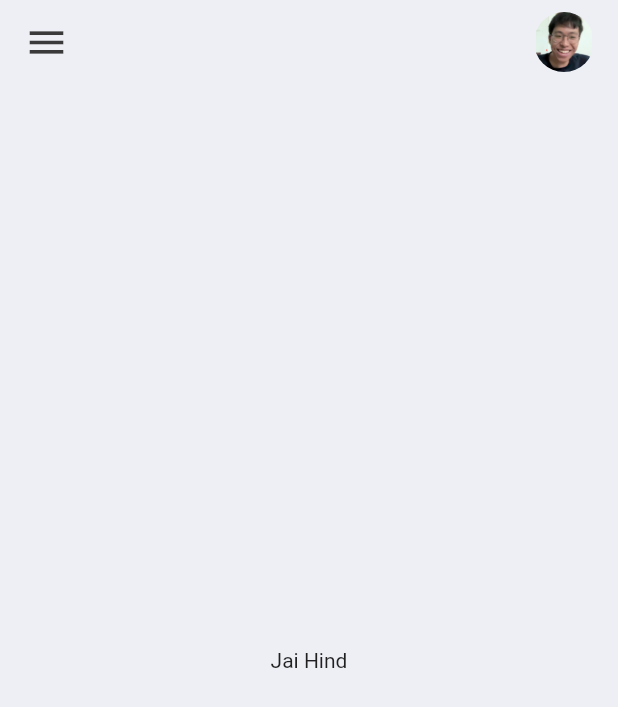
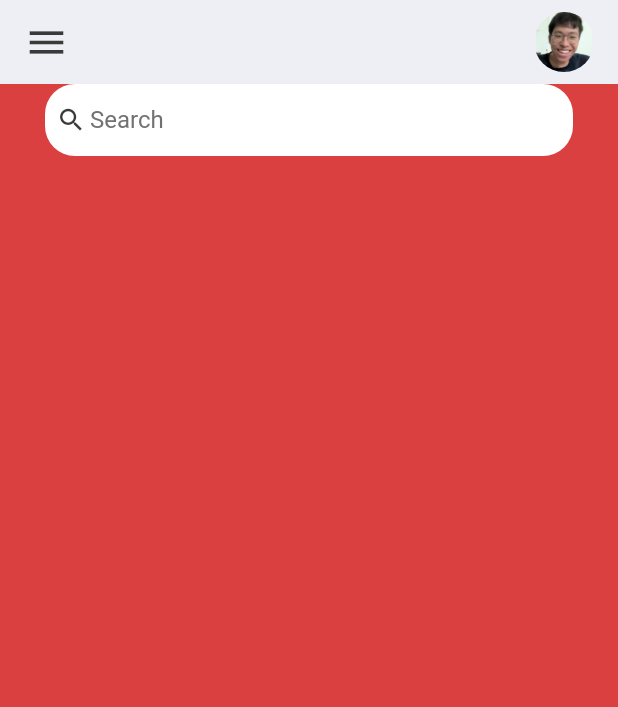
Before and after one commit to Supasek555/todo_app_flutter, a Flutter app: the screen it shows after launch, on a phone screen of 412 x 824 dp. Shown: the top 707 px of the screen. Run offline on Flutter 3.47's test engine with Material 2 defaults, Android fonts, the phone set to English and light mode, and no system bars.

Commit message:
Search Bar

```diff
--- a/lib/screens/home.dart
+++ b/lib/screens/home.dart
@@ -8,9 +8,23 @@ class Home extends StatelessWidget {
   Widget build(BuildContext context) {
     return Scaffold(
       backgroundColor: tdBGColor,
-      appBar: AppBar(
-        title:
-            Row(mainAxisAlignment: MainAxisAlignment.spaceBetween, children: [
+      appBar: _buildAppBar(),
+      body: Container(
+        color: tdRed,
+        padding: EdgeInsets.symmetric(horizontal: 15),
+        child: Column(
+          children: [
+            searchBox(),
+          ],
+        ),
+      ),
+    );
+  }
+}
+
+AppBar _buildAppBar() {
+  return AppBar(
+    title: Row(mainAxisAlignment: MainAxisAlignment.spaceBetween, children: [
       Icon(
         Icons.menu,
         color: tdBlack,
@@ -27,10 +41,32 @@ class Home extends StatelessWidget {
     ]),
     backgroundColor: tdBGColor,
     elevation: 0,
+  );
+}
+
+Widget searchBox() {
+  return Container(
+    margin: EdgeInsets.symmetric(horizontal: 15),
+    padding: EdgeInsets.symmetric(horizontal: 5),
+    decoration: BoxDecoration(
+      color: Colors.white,
+      borderRadius: BorderRadius.circular(20),
     ),
-      body: Center(
-        child: Text("Jai Hind"),
+    child: const TextField(
+      decoration: InputDecoration(
+          contentPadding: EdgeInsets.all(5),
+          prefixIcon: Icon(
+            Icons.search,
+            color: tdBlack,
+            size: 20,
+          ),
+          prefixIconConstraints: BoxConstraints(
+            maxHeight: 20,
+            minWidth: 25,
+          ),
+          border: InputBorder.none,
+          hintText: 'Search',
+          hintStyle: TextStyle(color: tdGrey)),
     ),
   );
 }
-}
```
Lines whose indentation alone changed are shown as unchanged.
